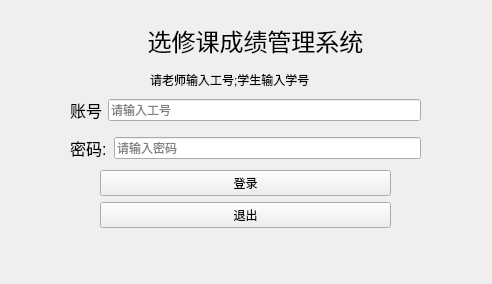
Before: the Qt Designer form Student_Mangement/page_login.ui in mzhnx-go/Date-Structure-homework, drawn with Qt 5.
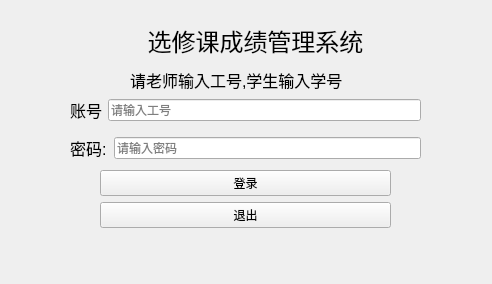
After: the same form once the commit is applied. Icons and pictures are not drawn.

Commit message: 实现了跳转教师和学生的不同界面

```diff
--- a/Student_Mangement/page_login.ui
+++ b/Student_Mangement/page_login.ui
@@ -108,7 +108,7 @@
    </property>
    <layout class="QGridLayout" name="gridLayout">
     <item row="0" column="1" colspan="2">
-     <widget class="QLineEdit" name="lineEdit">
+     <widget class="QLineEdit" name="le_username">
       <property name="minimumSize">
        <size>
         <width>30</width>
@@ -152,7 +152,7 @@
      </widget>
     </item>
     <item row="0" column="0">
-     <widget class="QLabel" name="le_username">
+     <widget class="QLabel" name="account">
       <property name="font">
        <font>
         <family>微软雅黑</family>
@@ -169,14 +169,19 @@
   <widget class="QLabel" name="label_2">
    <property name="geometry">
     <rect>
-     <x>150</x>
+     <x>130</x>
      <y>70</y>
-     <width>211</width>
+     <width>271</width>
      <height>20</height>
     </rect>
    </property>
+   <property name="font">
+    <font>
+     <pointsize>12</pointsize>
+    </font>
+   </property>
    <property name="text">
-    <string>请老师输入工号;学生输入学号</string>
+    <string>请老师输入工号,学生输入学号</string>
    </property>
   </widget>
  </widget>
```
The commit also changes 42 other files.
